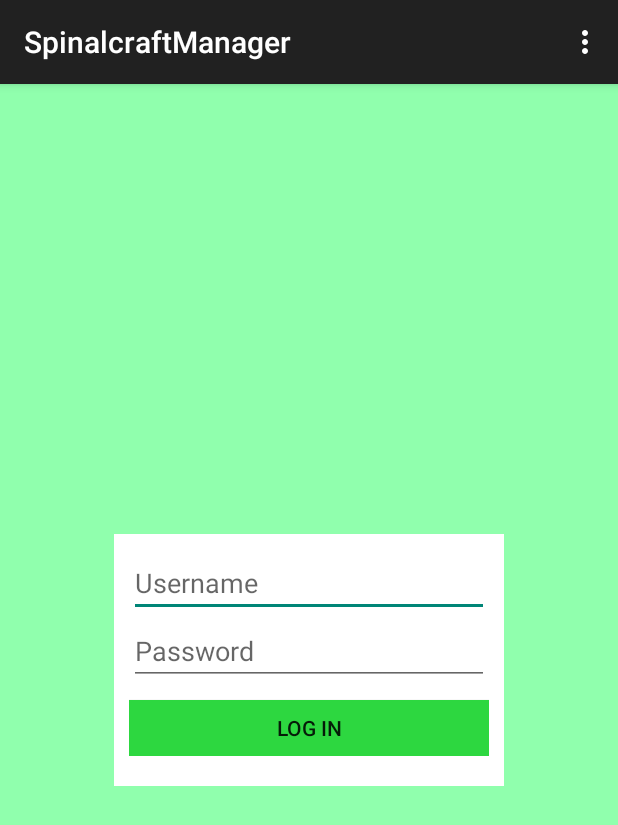
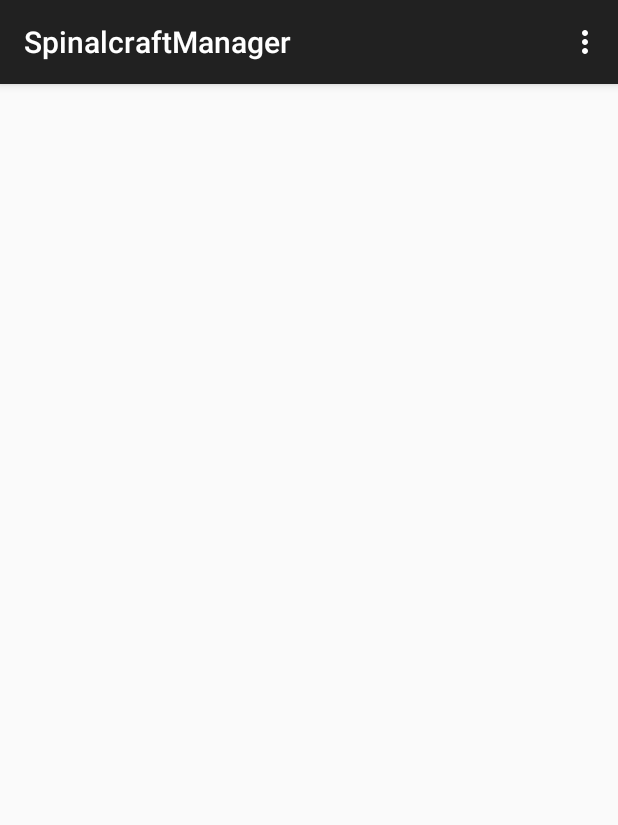
Before and after one commit to ParkerKemp/SpinalcraftManager, an Android app: the MainActivity screen opened directly, with no data from a screen before it, on a phone screen of 412 x 824 dp. Shown: the top 825 px of the screen. Run offline under Robolectric (Android 15) with nearby library versions, the phone set to English and light mode, and no system bars.

```diff
--- a/app/src/main/AndroidManifest.xml
+++ b/app/src/main/AndroidManifest.xml
@@ -8,7 +8,7 @@
         android:allowBackup="true"
         android:icon="@mipmap/ic_launcher"
         android:label="@string/app_name"
-        android:theme="@style/AppTheme" >
+        android:theme="@style/CustomActionBar" >
         <activity
             android:name="com.spinalcraft.manager.client.MainActivity"
             android:label="@string/app_name" >
--- /dev/null
+++ b/app/src/main/java/com/spinalcraft/manager/client/Command.java
@@ -0,0 +1,8 @@
+package com.spinalcraft.manager.client;
+
+/**
+ * Created by Parker on 10/14/2015.
+ */
+public interface Command {
+    void execute(Object... data);
+}
--- a/app/src/main/java/com/spinalcraft/manager/client/MainActivity.java
+++ b/app/src/main/java/com/spinalcraft/manager/client/MainActivity.java
@@ -16,7 +16,7 @@ public class MainActivity extends AppCompatActivity {
     @Override
     protected void onCreate(Bundle savedInstanceState) {
         super.onCreate(savedInstanceState);
-        setContentView(R.layout.activity_login);
+        setContentView(R.layout.activity_main);
 
         FileIO.setActivity(this);
         Messenger.shouldShowDebug = true;
@@ -31,9 +31,11 @@ public class MainActivity extends AppCompatActivity {
         if(url != null)
             System.out.println(url);
 
-        loginPrompt();
 
-        (new Thread(new Connector(this))).start();
+        cachedLogin();
+//        loginPrompt();
+
+//        (new Thread(new Connector(this))).start();
     }
 
     @Override
@@ -58,6 +60,27 @@ public class MainActivity extends AppCompatActivity {
         return super.onOptionsItemSelected(item);
     }
 
+    private void cachedLogin(){
+        String username = FileIO.read(".username");
+        String password = FileIO.read(".password");
+        if(username == null || password == null)
+            loginPrompt();
+        else
+            new LoginTask(username, password, this, new Command(){
+                @Override
+                public void execute(Object... data) {
+//                    Activity activity = (Activity)data[0];
+                    boolean success = (Boolean)data[1];
+                    if(!success) {
+                        loginPrompt();
+                        System.out.println("Failure");
+                    }
+                    else
+                        System.out.println("Success");
+                }
+            }).execute();
+    }
+
     private void loginPrompt(){
         Intent intent = new Intent(this, LoginActivity.class);
         startActivity(intent);
--- a/app/src/main/res/values/styles.xml
+++ b/app/src/main/res/values/styles.xml
@@ -5,4 +5,16 @@
         <!-- Customize your theme here. -->
     </style>
 
+    <style name="CustomActionBar" parent="Theme.AppCompat.Light.DarkActionBar">
+        <item name="android:actionBarStyle">@style/CustomActionBarStyle</item>
+    </style>
+
+    <style name="CustomActionBarStyle" parent="@android:style/Widget.Holo.ActionBar">
+        <item name="android:displayOptions">useLogo|showHome</item>
+    </style>
+
+    <style name="NoTitleText">
+        <item name="android:textSize">0sp</item>
+        <item name="android:textColor">#00000000</item>
+    </style>
 </resources>
```
Also changed, not shown: app/src/main/java/com/spinalcraft/manager/client/LoginActivity.java (+12 -1 lines), app/src/main/java/com/spinalcraft/manager/client/LoginTask.java (+23 -6 lines), 1 other file.
